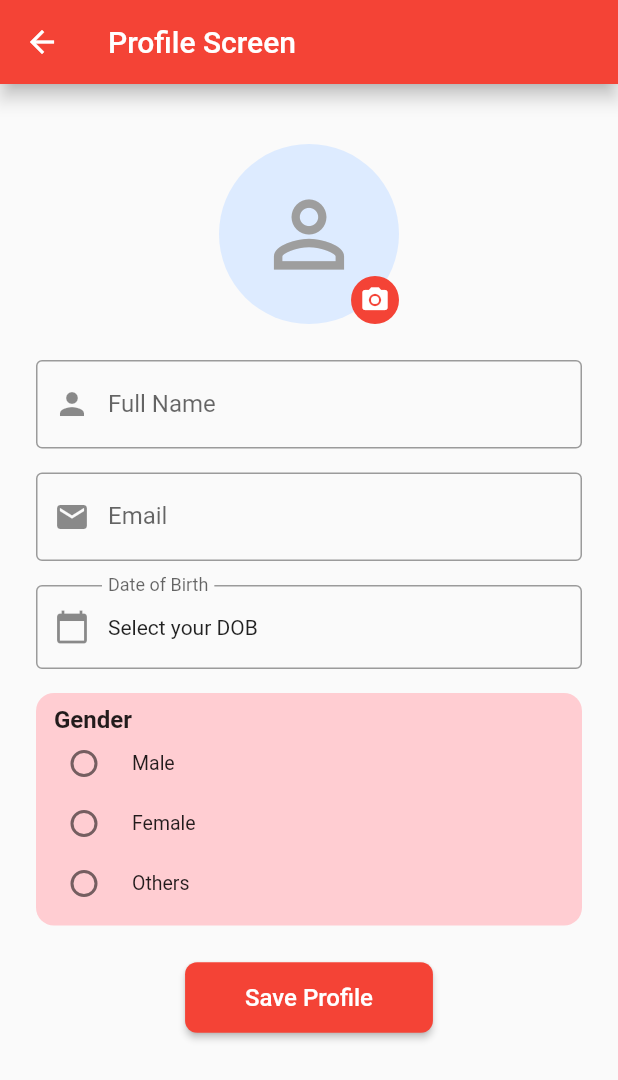
After one commit to deep100ni/YT_Companion, a Flutter app: the HomeScreen screen opened by its route, after a tap on "Profile", on a phone screen of 412 x 824 dp. The commit adds this screen. Shown: the top 1080 px of the screen. Run offline on Flutter 3.47's test engine with Material 3 defaults, Android fonts, the phone set to English and light mode, and no system bars; our stand-ins replace cloud_firestore, firebase_auth, firebase_core, flutter_signin_button, get_it, go_router and 3 more; accounts and stored records are empty.

Commit message:
feat: Add Profile Screen
This commit introduces a new Profile Screen that allows users to:
- Set and edit their profile image.
- Input and save their full name and email.
- Select their date of birth using a date picker.
- Choose their gender.

The following changes were made:
- Added `image_picker` dependency to `pubspec.yaml` and `pubspec.lock` for profile image selection.
- Created `profile_screen.dart` with the UI and logic for the profile screen.
- Added a route for the profile screen in `app_route.dart` and `router.dart`.
- Added a "Profile" button on the `home_screen.dart` to navigate to the new profile screen.

```diff
--- a/lib/app_route.dart
+++ b/lib/app_route.dart
@@ -1,4 +1,5 @@
 enum AppRoute{
+  profile('profile'),
   login('login'),
   home('home');
 
--- a/lib/router.dart
+++ b/lib/router.dart
@@ -1,6 +1,7 @@
 import 'package:get_it/get_it.dart';
 import 'package:go_router/go_router.dart';
 import 'package:trip_planner/repo/local_repo.dart';
+import 'package:trip_planner/screens/profile_screen.dart';
 import 'app_route.dart';
 import 'screens/home_screen.dart';
 import 'screens/login_screen.dart';
@@ -28,6 +29,11 @@ Future<GoRouter> getAppRouter() async {
         name: AppRoute.home.name,
         builder: (context, state) => HomeScreen(),
       ),
+      GoRoute(
+        path: AppRoute.profile.path,
+        name: AppRoute.profile.name,
+        builder: (context, state) => ProfileScreen(),
+      ),
     ]
   );
 }
--- a/lib/screens/home_screen.dart
+++ b/lib/screens/home_screen.dart
@@ -31,6 +31,10 @@ class HomeScreen extends StatelessWidget {
     if (!context.mounted) return;
 
     context.go(AppRoute.login.path);
+  }
+
+  void _profile(BuildContext context) {
+    context.push(AppRoute.profile.path);
   }
 
   @override
@@ -80,6 +84,20 @@ class HomeScreen extends StatelessWidget {
                 ),
               ),
               const SizedBox(height: 40),
+              const Text(
+                'Profile',
+                style: TextStyle(
+                  fontSize: 20,
+                  fontWeight: FontWeight.bold,
+                ),
+              ),
+              const SizedBox(height: 16),
+              ElevatedButton(
+                  onPressed: (){
+                    _profile(context);
+                  },
+                  child: const Text('Profile')),
+              const SizedBox(height: 40),
               Center(
                 child: SizedBox(
                   width: double.infinity,
--- /dev/null
+++ b/lib/screens/profile_screen.dart
@@ -0,0 +1,240 @@
+import 'dart:io';
+import 'package:flutter/material.dart';
+import 'package:image_picker/image_picker.dart';
+
+class ProfileScreen extends StatefulWidget {
+  const ProfileScreen({super.key});
+
+  @override
+  State<ProfileScreen> createState() => _ProfileScreenState();
+}
+
+class _ProfileScreenState extends State<ProfileScreen> {
+  final TextEditingController nameController = TextEditingController();
+  final TextEditingController emailController = TextEditingController();
+
+  DateTime? selectedDate; // DOB
+  String? gender; // Gender selection
+  File? profileImage; // Profile image file
+
+  // Function to pick date
+  Future<void> _pickDate() async {
+    DateTime? picked = await showDatePicker(
+      context: context,
+      initialDate: DateTime(2000),
+      firstDate: DateTime(1900),
+      lastDate: DateTime.now(),
+    );
+
+    if (picked != null) {
+      setState(() {
+        selectedDate = picked;
+      });
+    }
+  }
+
+  // Function to pick profile image
+  Future<void> _pickImage() async {
+    final ImagePicker picker = ImagePicker();
+    final XFile? pickedFile =
+    await picker.pickImage(source: ImageSource.gallery);
+
+    if (pickedFile != null) {
+      setState(() {
+        profileImage = File(pickedFile.path);
+      });
+    }
+  }
+
+  @override
+  Widget build(BuildContext context) {
+    return Scaffold(
+      appBar: AppBar(
+        elevation: 5,
+        title: const Text('Profile Screen'),
+        backgroundColor: Colors.red,
+      ),
+      body: SafeArea(
+        child: Padding(
+          padding: const EdgeInsets.symmetric(horizontal: 24),
+          child: SingleChildScrollView(
+            child: Column(
+              crossAxisAlignment: CrossAxisAlignment.start,
+              children: [
+                const SizedBox(height: 40),
+
+                // Profile Image with Edit Option
+                Center(
+                  child: Stack(
+                    children: [
+                      CircleAvatar(
+                        radius: 60,
+                        backgroundColor: const Color(0xFFDDEBFF),
+                        backgroundImage: profileImage != null
+                            ? FileImage(profileImage!)
+                            : null,
+                        child: profileImage == null
+                            ? const Icon(Icons.person_outline,
+                            size: 70, color: Colors.grey)
+                            : null,
+                      ),
+                      Positioned(
+                        bottom: 0,
+                        right: 0,
+                        child: GestureDetector(
+                          onTap: _pickImage,
+                          child: Container(
+                            padding: const EdgeInsets.all(6),
+                            decoration: const BoxDecoration(
+                              color: Colors.red,
+                              shape: BoxShape.circle,
+                            ),
+                            child: const Icon(Icons.camera_alt,
+                                color: Colors.white, size: 20),
+                          ),
+                        ),
+                      ),
+                    ],
+                  ),
+                ),
+                const SizedBox(height: 24),
+
+                // Input field for Name
+                TextField(
+                  controller: nameController,
+                  decoration: const InputDecoration(
+                    border: OutlineInputBorder(),
+                    labelText: "Full Name",
+                    prefixIcon: Icon(Icons.person),
+                  ),
+                ),
+                const SizedBox(height: 16),
+
+                // Input field for Email
+                TextField(
+                  controller: emailController,
+                  keyboardType: TextInputType.emailAddress,
+                  decoration: const InputDecoration(
+                    border: OutlineInputBorder(),
+                    labelText: "Email",
+                    prefixIcon: Icon(Icons.email),
+                  ),
+                ),
+                const SizedBox(height: 16),
+
+                // Date Picker for DOB
+                InkWell(
+                  onTap: _pickDate,
+                  child: InputDecorator(
+                    decoration: const InputDecoration(
+                      border: OutlineInputBorder(),
+                      labelText: "Date of Birth",
+                      prefixIcon: Icon(Icons.calendar_today),
+                    ),
+                    child: Text(
+                      selectedDate == null
+                          ? "Select your DOB"
+                          : "${selectedDate!.day}/${selectedDate!.month}/${selectedDate!.year}",
+                    ),
+                  ),
+                ),
+                const SizedBox(height: 16),
+
+                // Gender Section in Card Style (Compact Radio Buttons)
+                Container(
+                  padding:
+                  const EdgeInsets.symmetric(horizontal: 12, vertical: 8),
+                  decoration: BoxDecoration(
+                    color: const Color(0xFFFFCDD2), // light red background
+                    borderRadius: BorderRadius.circular(12),
+                  ),
+                  child: Column(
+                    crossAxisAlignment: CrossAxisAlignment.start,
+                    children: [
+                      const Text(
+                        "Gender",
+                        style: TextStyle(
+                          fontSize: 16,
+                          fontWeight: FontWeight.w600,
+                        ),
+                      ),
+                      RadioListTile<String>(
+                        title: const Text("Male"),
+                        value: "Male",
+                        groupValue: gender,
+                        activeColor: Colors.red,
+                        dense: true, // reduces height
+                        visualDensity: VisualDensity.compact, // compact look
+                        contentPadding: EdgeInsets.zero, // remove padding
+                        onChanged: (value) {
+                          setState(() => gender = value);
+                        },
+                      ),
+                      RadioListTile<String>(
+                        title: const Text("Female"),
+                        value: "Female",
+                        groupValue: gender,
+                        activeColor: Colors.red,
+                        dense: true,
+                        visualDensity: VisualDensity.compact,
+                        contentPadding: EdgeInsets.zero,
+                        onChanged: (value) {
+                          setState(() => gender = value);
+                        },
+                      ),
+                      RadioListTile<String>(
+                        title: const Text("Others"),
+                        value: "Others",
+                        groupValue: gender,
+                        activeColor: Colors.red,
+                        dense: true,
+                        visualDensity: VisualDensity.compact,
+                        contentPadding: EdgeInsets.zero,
+                        onChanged: (value) {
+                          setState(() => gender = value);
+                        },
+                      ),
+                    ],
+                  ),
+                ),
+
+                const SizedBox(height: 24),
+
+                // Save Button
+                Center(
+                  child: ElevatedButton(
+                    style: ElevatedButton.styleFrom(
+                      backgroundColor: Colors.red,
+                      padding: const EdgeInsets.symmetric(
+                          horizontal: 40, vertical: 14),
+                      shape: RoundedRectangleBorder(
+                        borderRadius: BorderRadius.circular(8),
+                      ),
+                    ),
+                    onPressed: () {
+                      String name = nameController.text;
+                      String email = emailController.text;
+
+                      ScaffoldMessenger.of(context).showSnackBar(
+                        SnackBar(
+                          content: Text(
+                            "Name: $name\nEmail: $email\nDOB: ${selectedDate != null ? "${selectedDate!.day}/${selectedDate!.month}/${selectedDate!.year}" : "Not Selected"}\nGender: ${gender ?? "Not Selected"}\nProfile Image: ${profileImage != null ? "Selected" : "Not Selected"}",
+                          ),
+                        ),
+                      );
+                    },
+                    child: const Text(
+                      "Save Profile",
+                      style: TextStyle(fontSize: 16),
+                    ),
+                  ),
+                ),
+                const SizedBox(height: 20),
+              ],
+            ),
+          ),
+        ),
+      ),
+    );
+  }
+}
--- a/pubspec.yaml
+++ b/pubspec.yaml
@@ -45,6 +45,7 @@ dependencies:
   shared_preferences: ^2.5.3
   cloud_firestore: ^6.0.0
   json_annotation: ^4.9.0
+  image_picker: ^1.1.2
 
 dev_dependencies:
   flutter_test:
```
Also changed, not shown: pubspec.lock.
